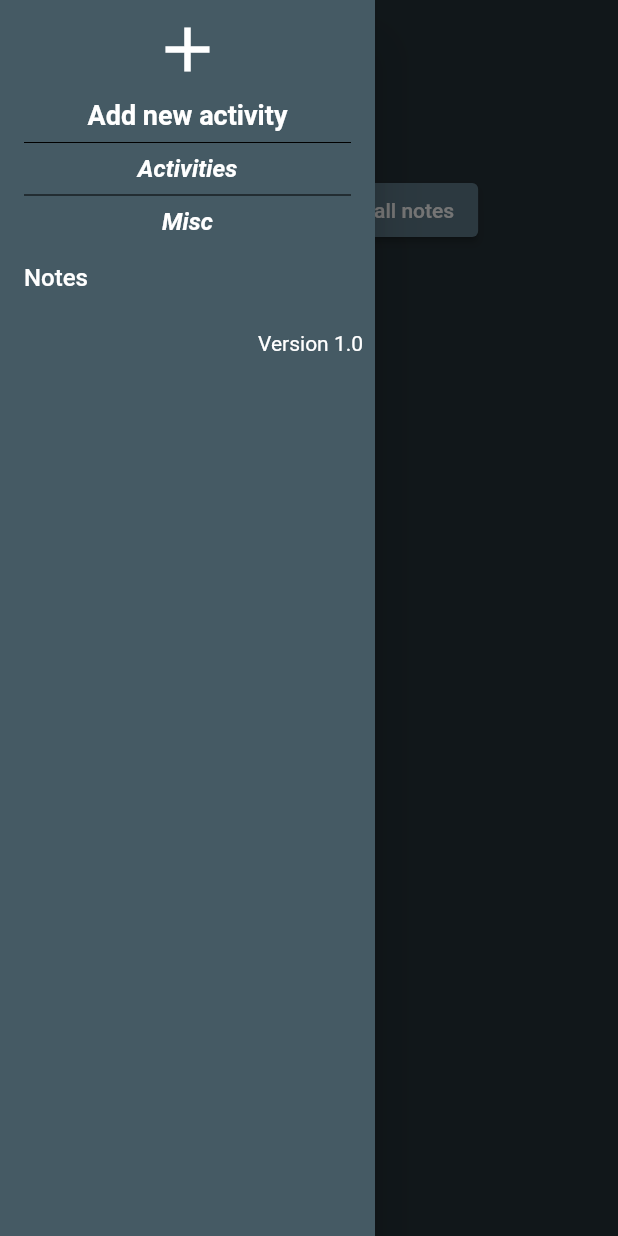
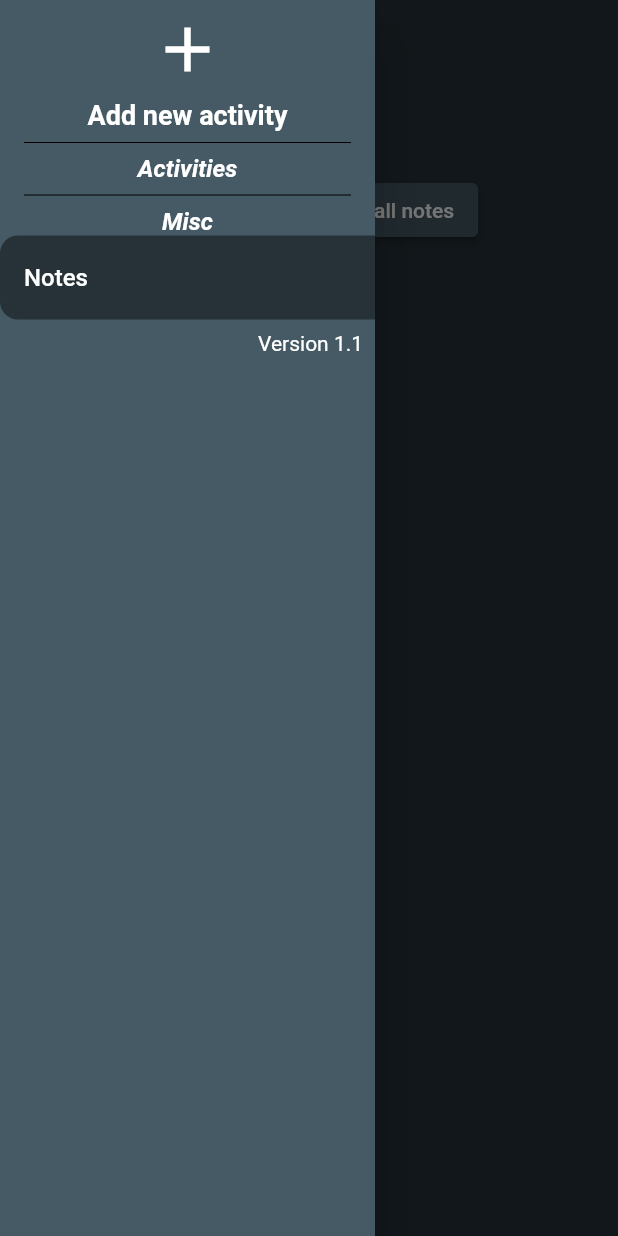
Before and after one commit to eknaub/todo_webapp, a Flutter app: the MainScreen screen opened directly, with the side drawer open, on a phone screen of 412 x 824 dp. Run offline on Flutter 3.47's test engine with Material 2 defaults, Android fonts, the light colour scheme and no system bars; our stand-ins replace shared_preferences; accounts and stored records are empty; statements that could not run were skipped.

Commit message:
color theme

```diff
--- /dev/null
+++ b/lib/constants/colors.dart
@@ -0,0 +1,6 @@
+import 'package:flutter/material.dart';
+
+const transparentColor = Colors.transparent;
+const whiteColor = Colors.white;
+const blackColor = Colors.black;
+const greenColor = Colors.green;
--- a/lib/screens/main_screen.dart
+++ b/lib/screens/main_screen.dart
@@ -1,5 +1,6 @@
 import 'package:flutter/material.dart';
 import 'package:provider/provider.dart';
+import 'package:todo_webapp/constants/colors.dart';
 import 'package:todo_webapp/model/selectedActivity.dart';
 import 'package:todo_webapp/responsive.dart';
 import 'package:todo_webapp/widgets/drawer_widget.dart';
@@ -26,11 +27,11 @@ class _MainScreenState extends State<MainScreen> {
             Responsive.isMobile(context) ? const DrawerWidget() : Container(),
         appBar: Responsive.isMobile(context)
             ? AppBar(
-                backgroundColor: Colors.blueGrey[900],
-                shadowColor: Colors.transparent,
+                backgroundColor: Theme.of(context).backgroundColor,
+                shadowColor: transparentColor,
               )
             : null,
-        backgroundColor: Colors.blueGrey[900],
+        backgroundColor: Theme.of(context).backgroundColor,
         body: Row(
           children: [
             Responsive.isDesktop(context) ? const DrawerWidget() : Container(),
--- a/lib/widgets/drawer_widget.dart
+++ b/lib/widgets/drawer_widget.dart
@@ -1,5 +1,6 @@
 import 'package:flutter/material.dart';
 import 'package:provider/provider.dart';
+import 'package:todo_webapp/constants/colors.dart';
 import 'package:todo_webapp/model/activityList.dart';
 import 'package:todo_webapp/model/selectedActivity.dart';
 import 'package:todo_webapp/widgets/version_widget.dart';
@@ -36,7 +37,7 @@ class _DrawerWidgetState extends State<DrawerWidget> {
     activityIdx = Provider.of<SelectedActivity>(context);
     return Drawer(
       width: 250.0,
-      backgroundColor: Colors.blueGrey[700],
+      backgroundColor: Theme.of(context).primaryColor,
       child: ListView(
         padding: EdgeInsets.zero,
         children: [
@@ -47,7 +48,7 @@ class _DrawerWidgetState extends State<DrawerWidget> {
                   iconSize: 50.0,
                   icon: const Icon(
                     Icons.add,
-                    color: Colors.white,
+                    color: whiteColor,
                   ),
                   onPressed: () => _addActivityDialog(context),
                 ),
@@ -57,13 +58,13 @@ class _DrawerWidgetState extends State<DrawerWidget> {
                 style: TextStyle(
                   fontSize: 18.0,
                   fontWeight: FontWeight.w600,
-                  color: Colors.white,
+                  color: whiteColor,
                 ),
               )
             ],
           ),
           const Divider(
-            color: Colors.black,
+            color: blackColor,
             indent: 16.0,
             endIndent: 16.0,
           ),
@@ -74,7 +75,7 @@ class _DrawerWidgetState extends State<DrawerWidget> {
                   fontSize: 16.0,
                   fontWeight: FontWeight.w600,
                   fontStyle: FontStyle.italic,
-                  color: Colors.white),
+                  color: whiteColor),
             ),
           ),
           ListView.builder(
@@ -82,16 +83,25 @@ class _DrawerWidgetState extends State<DrawerWidget> {
             itemCount: activityList.length(),
             itemBuilder: (BuildContext context, int index) {
               return ListTile(
+                shape: const RoundedRectangleBorder(
+                  borderRadius: BorderRadius.only(
+                    topLeft: Radius.circular(12.0),
+                    bottomLeft: Radius.circular(12.0),
+                  ),
+                ),
                 title: Text(activityList.getActivityAt(index: index),
                     style: const TextStyle(
                       fontSize: 16.0,
-                      color: Colors.white,
+                      color: whiteColor,
                     )),
                 trailing: IconButton(
                     onPressed: () => _removeActivityDialog(context, index),
-                    icon: const Icon(Icons.delete, color: Colors.white)),
+                    icon: const Icon(
+                      Icons.delete,
+                      color: whiteColor,
+                    )),
                 tileColor: activityIdx.selectedActivityIdx == index
-                    ? Colors.blueGrey[800]
+                    ? Theme.of(context).backgroundColor
                     : null,
                 onTap: () {
                   setState(() {
@@ -102,7 +112,7 @@ class _DrawerWidgetState extends State<DrawerWidget> {
             },
           ),
           const Divider(
-            color: Colors.black,
+            color: blackColor,
             indent: 16.0,
             endIndent: 16.0,
           ),
@@ -113,10 +123,19 @@ class _DrawerWidgetState extends State<DrawerWidget> {
                   fontSize: 16.0,
                   fontWeight: FontWeight.w600,
                   fontStyle: FontStyle.italic,
-                  color: Colors.white),
+                  color: whiteColor),
             ),
           ),
           ListTile(
+              shape: const RoundedRectangleBorder(
+                borderRadius: BorderRadius.only(
+                  topLeft: Radius.circular(12.0),
+                  bottomLeft: Radius.circular(12.0),
+                ),
+              ),
+              tileColor: activityIdx.selectedActivityIdx == -1
+                  ? Theme.of(context).backgroundColor
+                  : null,
               onTap: () {
                 setState(() {
                   activityIdx.setSelectedIndex(-1);
@@ -125,7 +144,7 @@ class _DrawerWidgetState extends State<DrawerWidget> {
               title: const Text("Notes",
                   style: TextStyle(
                     fontSize: 16.0,
-                    color: Colors.white,
+                    color: whiteColor,
                   ))),
           const Version()
         ],
@@ -147,7 +166,9 @@ class _DrawerWidgetState extends State<DrawerWidget> {
           ),
           ElevatedButton(
             style: ButtonStyle(
-                backgroundColor: MaterialStateProperty.all(Colors.red)),
+              backgroundColor:
+                  MaterialStateProperty.all(Theme.of(context).errorColor),
+            ),
             onPressed: () {
               setState(() {
                 activityList.removeAt(index: index);
@@ -185,7 +206,7 @@ class _DrawerWidgetState extends State<DrawerWidget> {
           ElevatedButton(
             style: ButtonStyle(
                 backgroundColor:
-                    MaterialStateProperty.all(Colors.blueGrey[700])),
+                    MaterialStateProperty.all(Theme.of(context).primaryColor)),
             onPressed: () {
               if (_activityController.text.isNotEmpty) {
                 if (activityList.contains(activity: _activityController.text)) {
@@ -198,8 +219,9 @@ class _DrawerWidgetState extends State<DrawerWidget> {
                       actions: <Widget>[
                         ElevatedButton(
                           style: ButtonStyle(
-                              backgroundColor:
-                                  MaterialStateProperty.all(Colors.red)),
+                            backgroundColor: MaterialStateProperty.all(
+                                Theme.of(context).errorColor),
+                          ),
                           onPressed: () {
                             Navigator.pop(context);
                           },
--- a/lib/widgets/notes_widget.dart
+++ b/lib/widgets/notes_widget.dart
@@ -1,4 +1,5 @@
 import 'package:flutter/material.dart';
+import 'package:todo_webapp/constants/colors.dart';
 import 'package:todo_webapp/model/noteList.dart';
 
 class NotesWidget extends StatefulWidget {
@@ -33,9 +34,7 @@ class _NotesWidgetState extends State<NotesWidget> {
           child: Text(
             "Notes",
             style: TextStyle(
-                color: Colors.white,
-                fontSize: 24.0,
-                fontWeight: FontWeight.bold),
+                color: whiteColor, fontSize: 24.0, fontWeight: FontWeight.bold),
           ),
         ),
         const SizedBox(
@@ -44,7 +43,8 @@ class _NotesWidgetState extends State<NotesWidget> {
         Row(
           children: [
             ElevatedButton.icon(
-              style: ElevatedButton.styleFrom(primary: Colors.blueGrey),
+              style: ElevatedButton.styleFrom(
+                  primary: Theme.of(context).primaryColor),
               label: const Text(
                 "New note",
               ),
@@ -55,7 +55,8 @@ class _NotesWidgetState extends State<NotesWidget> {
               width: 16,
             ),
             ElevatedButton.icon(
-              style: ElevatedButton.styleFrom(primary: Colors.blueGrey),
+              style: ElevatedButton.styleFrom(
+                  primary: Theme.of(context).primaryColor),
               icon: const Icon(Icons.delete),
               label: const Text(
                 "Remove all notes",
@@ -74,7 +75,10 @@ class _NotesWidgetState extends State<NotesWidget> {
             return Container(
               padding: const EdgeInsets.all(8),
               margin: const EdgeInsets.all(8),
-              color: Colors.blueGrey[700],
+              decoration: BoxDecoration(
+                borderRadius: const BorderRadius.all(Radius.circular(12.0)),
+                color: Theme.of(context).primaryColor,
+              ),
               child: Row(
                 crossAxisAlignment: CrossAxisAlignment.start,
                 children: [
@@ -82,7 +86,7 @@ class _NotesWidgetState extends State<NotesWidget> {
                     flex: 12,
                     child: Text(
                       notesList.getNoteAt(index: index),
-                      style: const TextStyle(color: Colors.white, fontSize: 18),
+                      style: const TextStyle(color: whiteColor, fontSize: 18),
                     ),
                   ),
                   const Spacer(),
@@ -93,7 +97,7 @@ class _NotesWidgetState extends State<NotesWidget> {
                       });
                     },
                     icon: const Icon(Icons.delete),
-                    color: Colors.white,
+                    color: whiteColor,
                   ),
                 ],
               ),
@@ -118,7 +122,9 @@ class _NotesWidgetState extends State<NotesWidget> {
           ),
           ElevatedButton(
             style: ButtonStyle(
-                backgroundColor: MaterialStateProperty.all(Colors.red)),
+              backgroundColor:
+                  MaterialStateProperty.all(Theme.of(context).errorColor),
+            ),
             onPressed: () {
               setState(() {
                 notesList.removeAll();
@@ -155,8 +161,9 @@ class _NotesWidgetState extends State<NotesWidget> {
           ),
           ElevatedButton(
             style: ButtonStyle(
-                backgroundColor:
-                    MaterialStateProperty.all(Colors.blueGrey[700])),
+              backgroundColor:
+                  MaterialStateProperty.all(Theme.of(context).primaryColor),
+            ),
             onPressed: () {
               setState(() {
                 notesList.add(note: _noteController.text);
--- a/lib/widgets/version_widget.dart
+++ b/lib/widgets/version_widget.dart
@@ -1,7 +1,7 @@
 import 'package:flutter/material.dart';
 
 class Version extends StatelessWidget {
-  static const String version = "1.0";
+  static const String version = "1.1";
   const Version({
     Key? key,
   }) : super(key: key);
```
Also changed, not shown: lib/main.dart (+6 -2 lines), lib/widgets/task_widget.dart (+27 -14 lines), lib/widgets/todoItem_widget.dart (+17 -14 lines).
